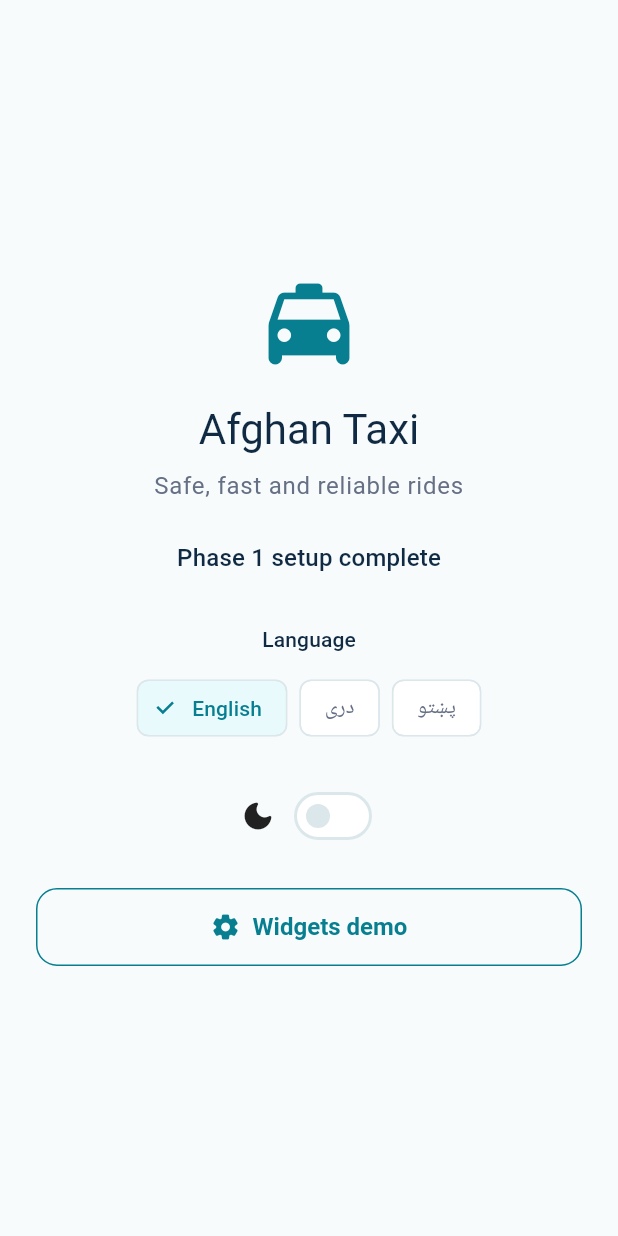
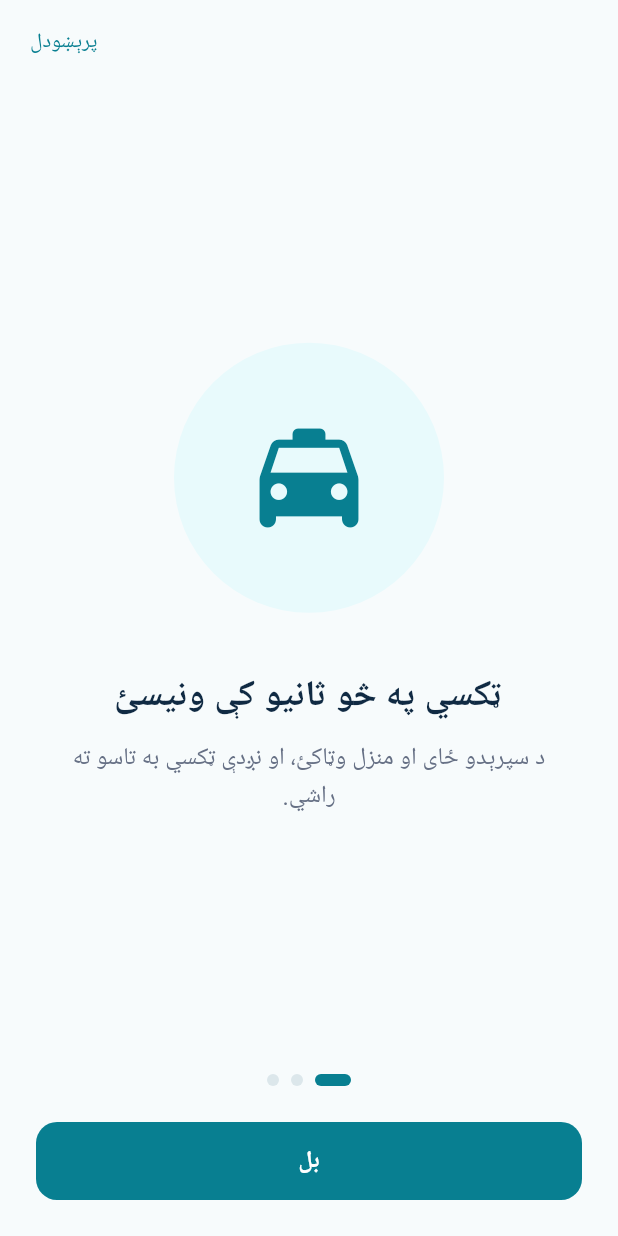
Before and after one commit to Wahidullah-Khaksar/Afghanistan-Taxi-App, a Flutter app: the screen it shows after launch, on a phone screen of 412 x 824 dp. Run offline on Flutter 3.47's test engine with Material 3 defaults, Android fonts, the phone set to English and light mode, and no system bars; our stand-ins replace flutter_riverpod, go_router.

Commit message:
Phase 4: animated splash and onboarding

```diff
--- a/lib/core/config/app_config.dart
+++ b/lib/core/config/app_config.dart
@@ -36,5 +36,5 @@ abstract final class AppConfig {
     AppLanguage(locale: Locale('ps'), nativeName: 'پښتو'),
   ];
 
-  static const Locale defaultLocale = Locale('en');
+  static const Locale defaultLocale = Locale('ps');
 }
--- a/lib/core/router/app_router.dart
+++ b/lib/core/router/app_router.dart
@@ -1,14 +1,18 @@
 import 'package:flutter_riverpod/flutter_riverpod.dart';
 import 'package:go_router/go_router.dart';
 
+import '../../features/dev/presentation/dev_home_screen.dart';
 import '../../features/dev/presentation/widgets_demo_screen.dart';
+import '../../features/onboarding/presentation/onboarding_screen.dart';
 import '../../features/splash/presentation/splash_screen.dart';
 
 /// All route paths in one place, so no screen uses hard-coded strings.
 abstract final class AppRoutes {
   static const String splash = '/';
+  static const String onboarding = '/onboarding';
 
-  /// TEMPORARY developer route. Removed before release.
+  /// TEMPORARY developer routes. Removed before release.
+  static const String dev = '/dev';
   static const String widgetsDemo = '/widgets-demo';
 }
 
@@ -24,6 +28,16 @@ final routerProvider = Provider<GoRouter>((ref) {
         builder: (context, state) => const SplashScreen(),
       ),
       GoRoute(
+        path: AppRoutes.onboarding,
+        name: 'onboarding',
+        builder: (context, state) => const OnboardingScreen(),
+      ),
+      GoRoute(
+        path: AppRoutes.dev,
+        name: 'dev',
+        builder: (context, state) => const DevHomeScreen(),
+      ),
+      GoRoute(
         path: AppRoutes.widgetsDemo,
         name: 'widgetsDemo',
         builder: (context, state) => const WidgetsDemoScreen(),
--- /dev/null
+++ b/lib/features/onboarding/presentation/onboarding_screen.dart
@@ -0,0 +1,183 @@
+import 'package:flutter/material.dart';
+import 'package:go_router/go_router.dart';
+
+import '../../../core/constants/app_icons.dart';
+import '../../../core/router/app_router.dart';
+import '../../../core/widgets/primary_button.dart';
+import '../../../l10n/app_localizations.dart';
+
+/// Three introduction pages shown to a new user: swipe or tap "Next",
+/// or "Skip" at any time. Works in both LTR (English) and RTL (Dari,
+/// Pashto): the pages swipe in the reading direction automatically.
+class OnboardingScreen extends StatefulWidget {
+  const OnboardingScreen({super.key});
+
+  @override
+  State<OnboardingScreen> createState() => _OnboardingScreenState();
+}
+
+class _OnboardingScreenState extends State<OnboardingScreen> {
+  static const int _pageCount = 3;
+
+  final PageController _controller = PageController();
+  int _index = 0;
+
+  bool get _isLast => _index == _pageCount - 1;
+
+  @override
+  void dispose() {
+    _controller.dispose();
+    super.dispose();
+  }
+
+  void _finish() {
+    // TEMPORARY: goes to the developer home until the Welcome screen exists.
+    context.go(AppRoutes.dev);
+  }
+
+  void _next() {
+    if (_isLast) {
+      _finish();
+      return;
+    }
+    if (MediaQuery.of(context).disableAnimations) {
+      _controller.jumpToPage(_index + 1);
+    } else {
+      _controller.nextPage(
+        duration: const Duration(milliseconds: 300),
+        curve: Curves.easeOut,
+      );
+    }
+  }
+
+  @override
+  Widget build(BuildContext context) {
+    final l10n = AppLocalizations.of(context);
+    final colors = Theme.of(context).colorScheme;
+
+    final pages = [
+      (AppIcons.taxi, l10n.onboarding1Title, l10n.onboarding1Body),
+      (AppIcons.safety, l10n.onboarding2Title, l10n.onboarding2Body),
+      (AppIcons.cash, l10n.onboarding3Title, l10n.onboarding3Body),
+    ];
+
+    return Scaffold(
+      body: SafeArea(
+        child: Column(
+          children: [
+            // Skip button (hidden on the last page, but keeps its space).
+            SizedBox(
+              height: 56,
+              child: Align(
+                alignment: AlignmentDirectional.centerEnd,
+                child: Padding(
+                  padding: const EdgeInsetsDirectional.only(end: 8),
+                  child: _isLast
+                      ? null
+                      : TextButton(
+                          onPressed: _finish,
+                          child: Text(l10n.onboardingSkip),
+                        ),
+                ),
+              ),
+            ),
+            Expanded(
+              child: PageView.builder(
+                controller: _controller,
+                itemCount: _pageCount,
+                onPageChanged: (i) => setState(() => _index = i),
+                itemBuilder: (context, i) => _OnboardingPage(
+                  icon: pages[i].$1,
+                  title: pages[i].$2,
+                  body: pages[i].$3,
+                ),
+              ),
+            ),
+            // Page dots.
+            Row(
+              mainAxisAlignment: MainAxisAlignment.center,
+              children: [
+                for (var i = 0; i < _pageCount; i++)
+                  AnimatedContainer(
+                    duration: const Duration(milliseconds: 250),
+                    margin: const EdgeInsets.symmetric(horizontal: 4),
+                    height: 8,
+                    width: i == _index ? 24 : 8,
+                    decoration: BoxDecoration(
+                      color: i == _index ? colors.primary : colors.outline,
+                      borderRadius: BorderRadius.circular(4),
+                    ),
+                  ),
+              ],
+            ),
+            Padding(
+              padding: const EdgeInsets.fromLTRB(24, 24, 24, 24),
+              child: PrimaryButton(
+                label: _isLast
+                    ? l10n.onboardingGetStarted
+                    : l10n.onboardingNext,
+                onPressed: _next,
+              ),
+            ),
+          ],
+        ),
+      ),
+    );
+  }
+}
+
+class _OnboardingPage extends StatelessWidget {
+  const _OnboardingPage({
+    required this.icon,
+    required this.title,
+    required this.body,
+  });
+
+  final IconData icon;
+  final String title;
+  final String body;
+
+  @override
+  Widget build(BuildContext context) {
+    final theme = Theme.of(context);
+    final colors = theme.colorScheme;
+
+    return Center(
+      child: SingleChildScrollView(
+        padding: const EdgeInsets.symmetric(horizontal: 32),
+        child: Column(
+          mainAxisSize: MainAxisSize.min,
+          children: [
+            // Temporary illustration: icon on a soft circle. It will be
+            // replaced by the real taxi artwork later.
+            Container(
+              width: 180,
+              height: 180,
+              decoration: BoxDecoration(
+                color: colors.primaryContainer,
+                shape: BoxShape.circle,
+              ),
+              child: Icon(icon, size: 88, color: colors.primary),
+            ),
+            const SizedBox(height: 40),
+            Text(
+              title,
+              style: theme.textTheme.headlineSmall?.copyWith(
+                fontWeight: FontWeight.w700,
+              ),
+              textAlign: TextAlign.center,
+            ),
+            const SizedBox(height: 12),
+            Text(
+              body,
+              style: theme.textTheme.bodyLarge?.copyWith(
+                color: colors.onSurfaceVariant,
+              ),
+              textAlign: TextAlign.center,
+            ),
+          ],
+        ),
+      ),
+    );
+  }
+}
--- a/lib/l10n/app_localizations.dart
+++ b/lib/l10n/app_localizations.dart
@@ -123,6 +123,60 @@ abstract class AppLocalizations {
   /// In en, this message translates to:
   /// **'Language'**
   String get chooseLanguage;
+
+  /// No description provided for @onboardingSkip.
+  ///
+  /// In en, this message translates to:
+  /// **'Skip'**
+  String get onboardingSkip;
+
+  /// No description provided for @onboardingNext.
+  ///
+  /// In en, this message translates to:
+  /// **'Next'**
+  String get onboardingNext;
+
+  /// No description provided for @onboardingGetStarted.
+  ///
+  /// In en, this message translates to:
+  /// **'Get started'**
+  String get onboardingGetStarted;
+
+  /// No description provided for @onboarding1Title.
+  ///
+  /// In en, this message translates to:
+  /// **'Book a taxi in seconds'**
+  String get onboarding1Title;
+
+  /// No description provided for @onboarding1Body.
+  ///
+  /// In en, this message translates to:
+  /// **'Choose your pickup and destination, and a nearby taxi will come to you.'**
+  String get onboarding1Body;
+
+  /// No description provided for @onboarding2Title.
+  ///
+  /// In en, this message translates to:
+  /// **'Safe and trusted rides'**
+  String get onboarding2Title;
+
+  /// No description provided for @onboarding2Body.
+  ///
+  /// In en, this message translates to:
+  /// **'See your driver\'s details, share your trip with family and get help any time.'**
+  String get onboarding2Body;
+
+  /// No description provided for @onboarding3Title.
+  ///
+  /// In en, this message translates to:
+  /// **'Pay the way you like'**
+  String get onboarding3Title;
+
+  /// No description provided for @onboarding3Body.
+  ///
+  /// In en, this message translates to:
+  /// **'Pay with cash or your wallet, and see the fare before you ride.'**
+  String get onboarding3Body;
 }
 
 class _AppLocalizationsDelegate
--- a/lib/l10n/app_localizations_ps.dart
+++ b/lib/l10n/app_localizations_ps.dart
@@ -20,4 +20,34 @@ class AppLocalizationsPs extends AppLocalizations {
 
   @override
   String get chooseLanguage => 'ژبه';
+
+  @override
+  String get onboardingSkip => 'پرېښودل';
+
+  @override
+  String get onboardingNext => 'بل';
+
+  @override
+  String get onboardingGetStarted => 'پیل کړئ';
+
+  @override
+  String get onboarding1Title => 'ټکسي په څو ثانیو کې ونیسئ';
+
+  @override
+  String get onboarding1Body =>
+      'د سپرېدو ځای او منزل وټاکئ، او نږدې ټکسي به تاسو ته راشي.';
+
+  @override
+  String get onboarding2Title => 'خوندي او د باور وړ سفر';
+
+  @override
+  String get onboarding2Body =>
+      'د موټروان معلومات وګورئ، خپل سفر له کورنۍ سره شریک کړئ، او هر وخت مرسته ترلاسه کړئ.';
+
+  @override
+  String get onboarding3Title => 'لکه څنګه چې غواړئ ورکړه وکړئ';
+
+  @override
+  String get onboarding3Body =>
+      'له خپلې بټوي څخه نغدې پیسې ورکړئ، او مخکې له سفره کرایه وګورئ.';
 }
--- a/lib/l10n/app_ps.arb
+++ b/lib/l10n/app_ps.arb
@@ -3,5 +3,14 @@
   "appName": "افغان ټکسي",
   "splashTagline": "خوندي، چټک او د باور وړ سفر",
   "phaseOneReady": "د لومړي پړاو تنظیم بشپړ شو",
-  "chooseLanguage": "ژبه"
+  "chooseLanguage": "ژبه",
+  "onboardingSkip": "پرېښودل",
+  "onboardingNext": "بل",
+  "onboardingGetStarted": "پیل کړئ",
+  "onboarding1Title": "ټکسي په څو ثانیو کې ونیسئ",
+  "onboarding1Body": "د سپرېدو ځای او منزل وټاکئ، او نږدې ټکسي به تاسو ته راشي.",
+  "onboarding2Title": "خوندي او د باور وړ سفر",
+  "onboarding2Body": "د موټروان معلومات وګورئ، خپل سفر له کورنۍ سره شریک کړئ، او هر وخت مرسته ترلاسه کړئ.",
+  "onboarding3Title": "لکه څنګه چې غواړئ ورکړه وکړئ",
+  "onboarding3Body": "له خپلې بټوي څخه نغدې پیسې ورکړئ، او مخکې له سفره کرایه وګورئ."
 }
```
Also changed, not shown: lib/features/dev/presentation/dev_home_screen.dart (added, +97 -0 lines), lib/features/splash/presentation/splash_screen.dart (+107 -65 lines), lib/l10n/app_en.arb (+10 -1 lines), lib/l10n/app_fa.arb (+10 -1 lines), lib/l10n/app_localizations_en.dart (+30 -0 lines), lib/l10n/app_localizations_fa.dart (+30 -0 lines).
